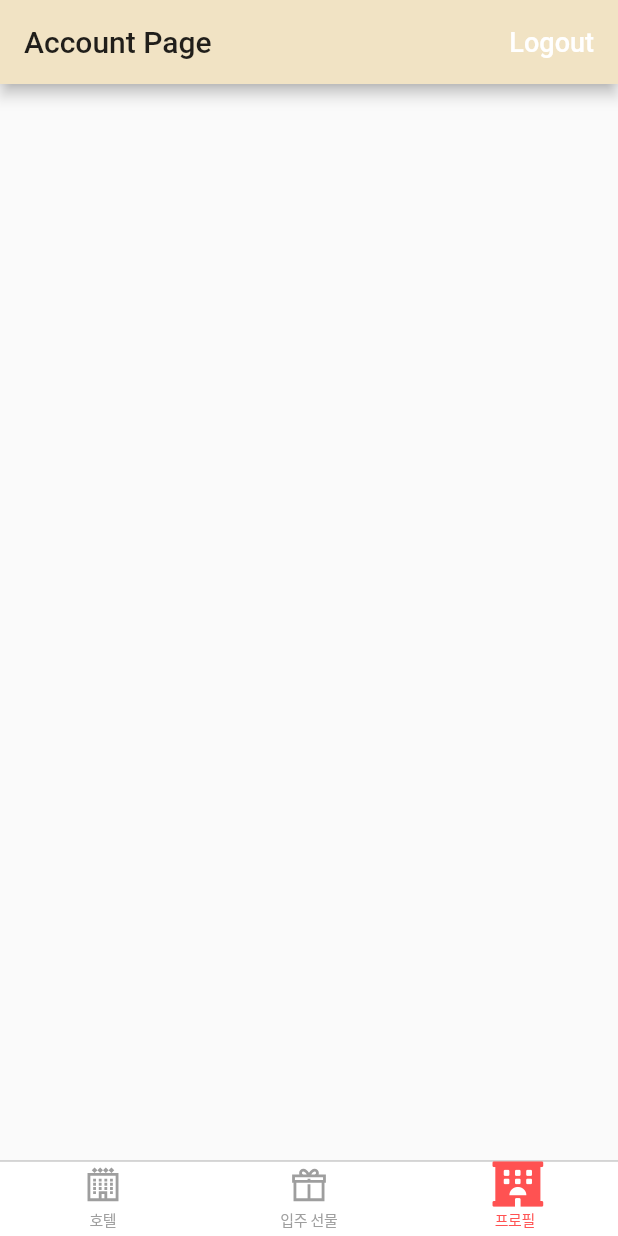
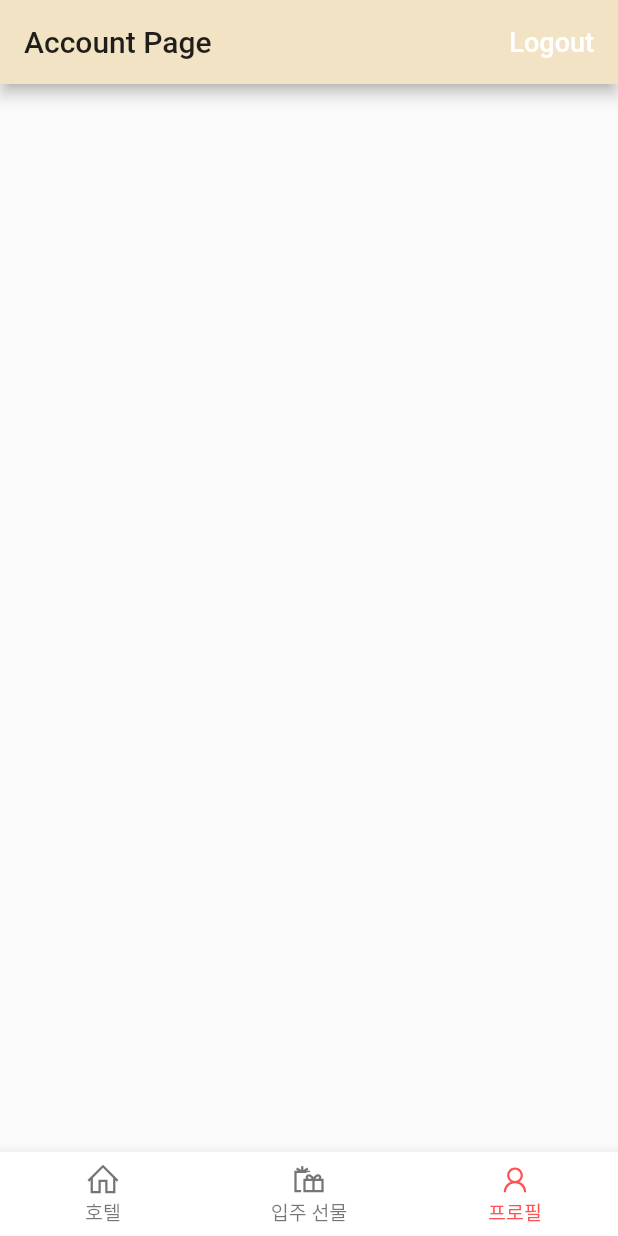
Before and after one commit to ska2519/long_stay_hotel, a Flutter app: the screen it shows after launch, item 3 of the bottom bar chosen, on a phone screen of 412 x 824 dp. Run offline on Flutter 3.47's test engine with Material 2 defaults, Android fonts, the phone set to English and light mode, and no system bars; our stand-ins replace line_awesome_flutter; Roboto replaces fonts that are missing (Nanum).

Commit message:
Change BottomNavigationBar from CupertinoTabBar

```diff
--- a/lib/app/home/cupertino_home_scaffold.dart
+++ /dev/null
@@ -1,59 +0,0 @@
-import 'package:flutter/cupertino.dart';
-import 'package:flutter/material.dart';
-import 'tab_item.dart';
-import 'package:long_stay_hotel/constants/keys.dart';
-import 'package:long_stay_hotel/routing/cupertino_tab_view_router.dart';
-
-@immutable
-class CupertinoHomeScaffold extends StatelessWidget {
-  const CupertinoHomeScaffold({
-    Key key,
-    @required this.currentTab,
-    @required this.onSelectTab,
-    @required this.widgetBuilders,
-    @required this.navigatorKeys,
-  }) : super(key: key);
-
-  final TabItem currentTab;
-  final ValueChanged<TabItem> onSelectTab;
-  final Map<TabItem, WidgetBuilder> widgetBuilders;
-  final Map<TabItem, GlobalKey<NavigatorState>> navigatorKeys;
-
-  @override
-  Widget build(BuildContext context) {
-    return CupertinoTabScaffold(
-      tabBar: CupertinoTabBar(
-        activeColor: Colors.redAccent,
-        inactiveColor: Colors.grey,
-        backgroundColor: Colors.white,
-        key: const Key(Keys.tabBar),
-        items: [
-          _buildItem(TabItem.hotel),
-          _buildItem(TabItem.gift),
-          _buildItem(TabItem.account),
-        ],
-        onTap: (index) => onSelectTab(TabItem.values[index]),
-      ),
-      tabBuilder: (context, index) {
-        final item = TabItem.values[index];
-        return CupertinoTabView(
-          navigatorKey: navigatorKeys[item],
-          builder: (context) => widgetBuilders[item](context),
-          onGenerateRoute: CupertinoTabViewRouter.generateRoute,
-        );
-      },
-    );
-  }
-
-  BottomNavigationBarItem _buildItem(TabItem tabItem) {
-    final itemData = TabItemData.allTabs[tabItem];
-    final color = currentTab == tabItem ? Colors.redAccent : Colors.grey;
-    return BottomNavigationBarItem(
-      icon: Icon(
-        itemData.icon,
-        color: color,
-      ),
-      label: itemData.label,
-    );
-  }
-}
--- a/lib/app/home/home_page.dart
+++ b/lib/app/home/home_page.dart
@@ -2,7 +2,6 @@ import 'package:flutter/material.dart';
 import 'hotel/hotel_page.dart';
 import 'gift/gift_page.dart';
 import 'account/account_page.dart';
-import 'cupertino_home_scaffold.dart';
 
 import 'tab_item.dart';
 
@@ -12,42 +11,58 @@ class HomePage extends StatefulWidget {
 }
 
 class _HomePageState extends State<HomePage> {
-  TabItem _currentTab = TabItem.hotel;
+  int _selectedIndex = 0;
+
+  List<Widget> screens = [
+    HotelPage(),
+    GiftPage(),
+    AccountPage(),
+  ];
 
   final Map<TabItem, GlobalKey<NavigatorState>> navigatorKeys = {
     TabItem.hotel: GlobalKey<NavigatorState>(),
     TabItem.gift: GlobalKey<NavigatorState>(),
     TabItem.account: GlobalKey<NavigatorState>(),
   };
-
-  Map<TabItem, WidgetBuilder> get widgetBuilders {
-    return {
-      TabItem.hotel: (_) => HotelPage(),
-      TabItem.gift: (_) => GiftPage(),
-      TabItem.account: (_) => AccountPage(),
-    };
-  }
-
-  void _select(TabItem tabItem) {
-    if (tabItem == _currentTab) {
-      // pop to first route
-      navigatorKeys[tabItem].currentState.popUntil((route) => route.isFirst);
-    } else {
-      setState(() => _currentTab = tabItem);
-    }
+  void _onItemTapped(int index) {
+    setState(() => _selectedIndex = index);
   }
 
   @override
   Widget build(BuildContext context) {
-    return WillPopScope(
-      onWillPop: () async =>
-          !await navigatorKeys[_currentTab].currentState.maybePop(),
-      child: CupertinoHomeScaffold(
-        currentTab: _currentTab,
-        onSelectTab: _select,
-        widgetBuilders: widgetBuilders,
-        navigatorKeys: navigatorKeys,
+    return Scaffold(
+      body: IndexedStack(
+        index: _selectedIndex,
+        children: screens,
+      ),
+      bottomNavigationBar: BottomNavigationBar(
+        type: BottomNavigationBarType.fixed,
+        onTap: _onItemTapped,
+        backgroundColor: Colors.white,
+        showSelectedLabels: true,
+        selectedLabelStyle: TextStyle(color: Colors.black),
+
+        //fixedColor: Colors.yellowAccent,
+        selectedItemColor: Colors.redAccent,
+        //unselectedItemColor: Colors.grey,
+        selectedFontSize: 13,
+        unselectedFontSize: 13,
+        items: [
+          _buildItem(TabItem.hotel),
+          _buildItem(TabItem.gift),
+          _buildItem(TabItem.account),
+        ],
+        currentIndex: _selectedIndex,
       ),
     );
   }
+
+  BottomNavigationBarItem _buildItem(TabItem tabItem) {
+    final itemData = TabItemData.allTabs[tabItem];
+
+    return BottomNavigationBarItem(
+      icon: Icon(itemData.icon),
+      label: itemData.label,
+    );
+  }
 }
--- a/lib/app/home/hotel/hotel_page.dart
+++ b/lib/app/home/hotel/hotel_page.dart
@@ -1,5 +1,3 @@
-import 'dart:ui';
-
 import 'package:flutter/material.dart';
 
 class HotelPage extends StatefulWidget {
--- a/lib/app/home/tab_item.dart
+++ b/lib/app/home/tab_item.dart
@@ -1,7 +1,7 @@
 import 'package:flutter/material.dart';
 import 'package:long_stay_hotel/constants/keys.dart';
 import 'package:long_stay_hotel/constants/strings.dart';
-import 'package:font_awesome_flutter/font_awesome_flutter.dart';
+
 import 'package:line_awesome_flutter/line_awesome_flutter.dart';
 
 enum TabItem { hotel, gift, account }
@@ -21,17 +21,17 @@ class TabItemData {
     TabItem.hotel: TabItemData(
       key: Keys.hotelTab,
       label: Strings.hotel,
-      icon: LineAwesomeIcons.hotel,
+      icon: LineAwesomeIcons.home,
     ),
     TabItem.gift: TabItemData(
       key: Keys.giftTab,
       label: Strings.gift,
-      icon: LineAwesomeIcons.gift,
+      icon: LineAwesomeIcons.gifts,
     ),
     TabItem.account: TabItemData(
       key: Keys.accountTab,
       label: Strings.account,
-      icon: FontAwesomeIcons.hotel,
+      icon: LineAwesomeIcons.user_1,
     ),
   };
 }
```
